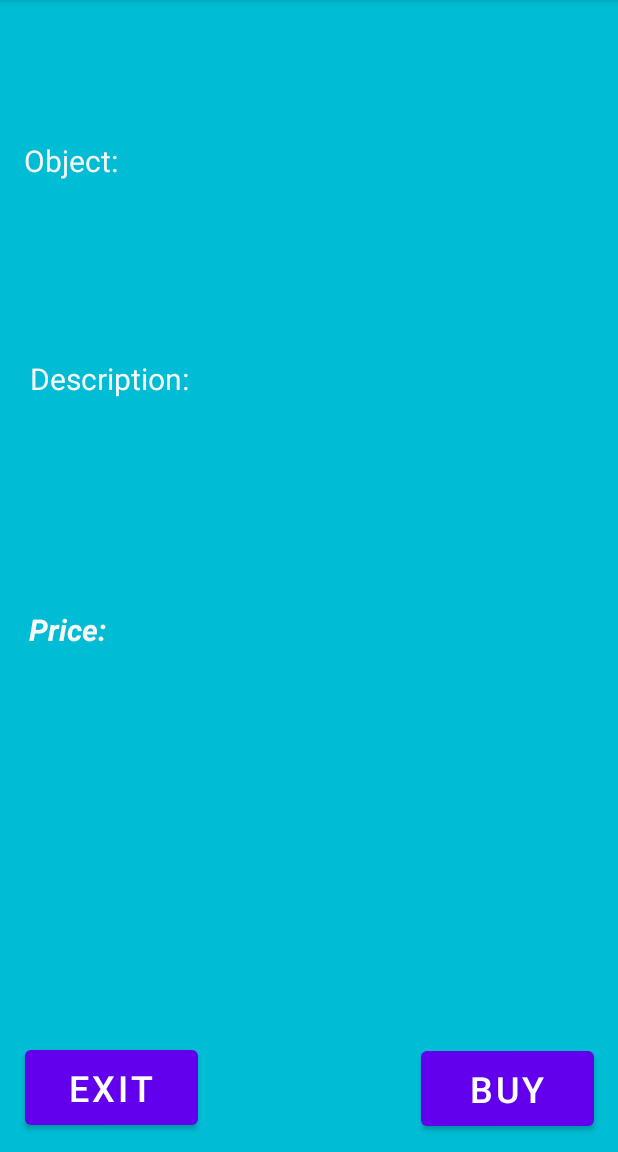
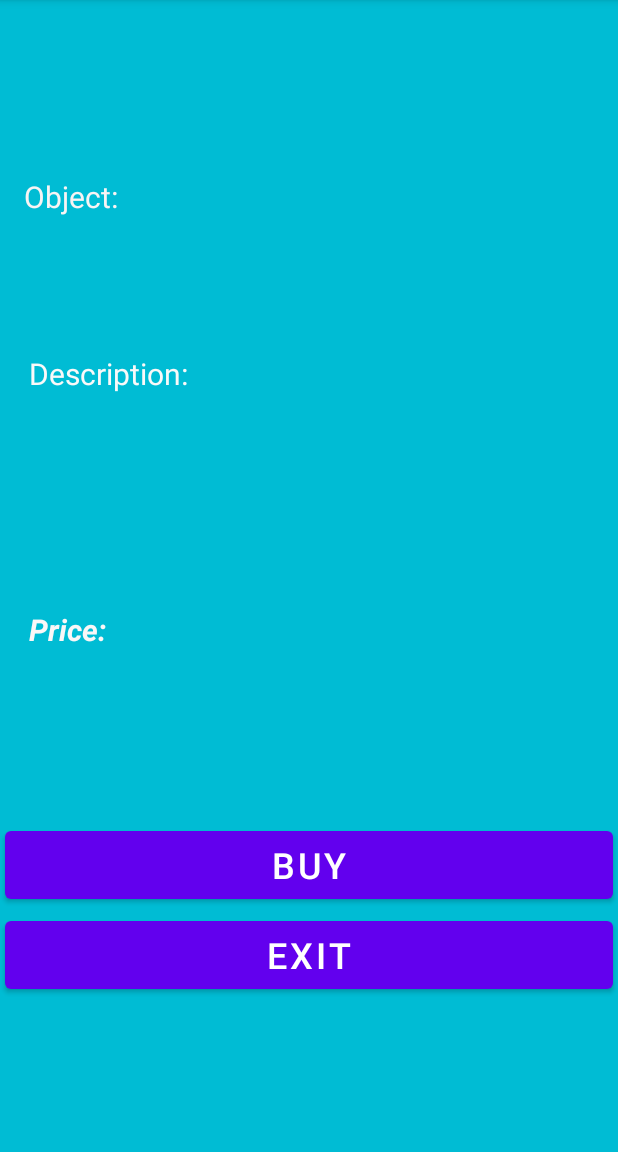
Before and after one commit to joeldelgar/FRONTENDProjecteDSA, an Android app: the buy_objectActivity screen opened directly, with no data from a screen before it, on a phone screen of 412 x 824 dp, the part 84-1236 px from its top. Run offline under Robolectric (Android 15) with nearby library versions, the phone set to English and light mode, and no system bars; 3 statements that could not run were skipped.

Commit message:
showobject fixed

```diff
--- a/app/src/main/java/com/example/projectedsa/buy_objectActivity.java
+++ b/app/src/main/java/com/example/projectedsa/buy_objectActivity.java
@@ -15,8 +15,6 @@ import com.example.projectedsa.api.StoreCredentials;
 import com.example.projectedsa.api.User;
 import com.google.gson.Gson;
 import com.google.gson.GsonBuilder;
-
-import java.util.List;
 
 import retrofit2.Call;
 import retrofit2.Callback;
@@ -38,11 +36,11 @@ public class buy_objectActivity extends AppCompatActivity {
         Intent intent = getIntent();
         Objecte objecte = (Objecte)intent.getSerializableExtra("item");
         if (objecte!=null) {
-            Log.d("JOEL", "BUY"+objecte.getNom());
+            Log.d("JOEL", "BUY"+objecte.getName());
         }else{
             Log.d("JOEL", "Objecte NULL");
         }
-        objectName.setText(objecte.getNom());
+        objectName.setText(objecte.getName());
         TextView description = (TextView) findViewById(R.id.TextObjectDes);
         description.setText(objecte.getDescription());
 
--- a/app/src/main/res/layout/activity_buy_object.xml
+++ b/app/src/main/res/layout/activity_buy_object.xml
@@ -19,72 +19,61 @@
         app:layout_constraintHorizontal_bias="0.08"
         app:layout_constraintStart_toStartOf="parent"
         app:layout_constraintTop_toTopOf="parent"
-        app:layout_constraintVertical_bias="0.127" />
+        app:layout_constraintVertical_bias="0.16" />
 
     <Button
         android:id="@+id/exit_btn"
-        android:layout_width="115dp"
-        android:layout_height="62dp"
+        android:layout_width="405dp"
+        android:layout_height="57dp"
         android:layout_marginStart="16dp"
-        android:layout_marginTop="588dp"
         android:layout_marginEnd="280dp"
-        android:layout_marginBottom="15dp"
         android:text="Exit"
         android:textSize="24sp"
         app:layout_constraintBottom_toBottomOf="parent"
         app:layout_constraintEnd_toEndOf="parent"
-        app:layout_constraintHorizontal_bias="1.0"
+        app:layout_constraintHorizontal_bias="0.044"
         app:layout_constraintStart_toStartOf="parent"
-        app:layout_constraintTop_toBottomOf="@+id/textView2"
-        app:layout_constraintVertical_bias="0.875" />
+        app:layout_constraintTop_toTopOf="parent"
+        app:layout_constraintVertical_bias="0.856" />
 
     <Button
         android:id="@+id/buy_btn"
-        android:layout_width="115dp"
-        android:layout_height="62dp"
-        android:layout_marginTop="589dp"
-        android:layout_marginBottom="15dp"
+        android:layout_width="405dp"
+        android:layout_height="57dp"
         android:text="Buy"
         android:textSize="24sp"
         app:layout_constraintBottom_toBottomOf="parent"
         app:layout_constraintEnd_toEndOf="parent"
-        app:layout_constraintHorizontal_bias="0.903"
-        app:layout_constraintStart_toEndOf="@+id/exit_btn"
-        app:layout_constraintTop_toBottomOf="@+id/textView2"
-        app:layout_constraintVertical_bias="0.857" />
+        app:layout_constraintStart_toStartOf="parent"
+        app:layout_constraintTop_toTopOf="parent"
+        app:layout_constraintVertical_bias="0.771" />
 
     <TextView
         android:id="@+id/TextObjectName"
         android:layout_width="338dp"
         android:layout_height="56dp"
-        android:layout_marginStart="16dp"
-        android:layout_marginTop="7dp"
-        android:layout_marginEnd="58dp"
-        android:layout_marginBottom="479dp"
         android:textColor="#FBF7F7"
         android:textSize="34sp"
-        app:layout_constraintBottom_toTopOf="@+id/exit_btn"
+        app:layout_constraintBottom_toBottomOf="parent"
         app:layout_constraintEnd_toEndOf="parent"
-        app:layout_constraintHorizontal_bias="0.0"
+        app:layout_constraintHorizontal_bias="0.26"
         app:layout_constraintStart_toStartOf="parent"
-        app:layout_constraintTop_toBottomOf="@+id/textView2"
-        app:layout_constraintVertical_bias="1.0" />
+        app:layout_constraintTop_toTopOf="parent"
+        app:layout_constraintVertical_bias="0.231" />
 
     <TextView
         android:id="@+id/textView4"
         android:layout_width="212dp"
         android:layout_height="34dp"
-        android:layout_marginStart="19dp"
-        android:layout_marginTop="24dp"
-        android:layout_marginEnd="180dp"
-        android:layout_marginBottom="421dp"
         android:text="Description:"
         android:textColor="#FAF9F9"
         android:textSize="20sp"
-        app:layout_constraintBottom_toTopOf="@+id/exit_btn"
+        app:layout_constraintBottom_toBottomOf="parent"
         app:layout_constraintEnd_toEndOf="parent"
+        app:layout_constraintHorizontal_bias="0.095"
         app:layout_constraintStart_toStartOf="parent"
-        app:layout_constraintTop_toBottomOf="@+id/TextObjectName" />
+        app:layout_constraintTop_toTopOf="parent"
+        app:layout_constraintVertical_bias="0.321" />
 
     <TextView
         android:id="@+id/TextObjectDes"
@@ -92,15 +81,14 @@
         android:layout_height="116dp"
         android:layout_marginStart="16dp"
         android:layout_marginEnd="58dp"
-        android:layout_marginBottom="305dp"
         android:textColor="#F6F3F3"
         android:textSize="30sp"
-        app:layout_constraintBottom_toTopOf="@+id/exit_btn"
+        app:layout_constraintBottom_toBottomOf="parent"
         app:layout_constraintEnd_toEndOf="parent"
         app:layout_constraintHorizontal_bias="0.0"
         app:layout_constraintStart_toStartOf="parent"
-        app:layout_constraintTop_toBottomOf="@+id/textView4"
-        app:layout_constraintVertical_bias="1.0" />
+        app:layout_constraintTop_toTopOf="parent"
+        app:layout_constraintVertical_bias="0.419" />
 
     <TextView
         android:id="@+id/textView"
```
Also changed, not shown: app/src/main/java/com/example/projectedsa/ListAdapter.java (+12 -4 lines), app/src/main/java/com/example/projectedsa/api/Objecte.java (+17 -7 lines).
